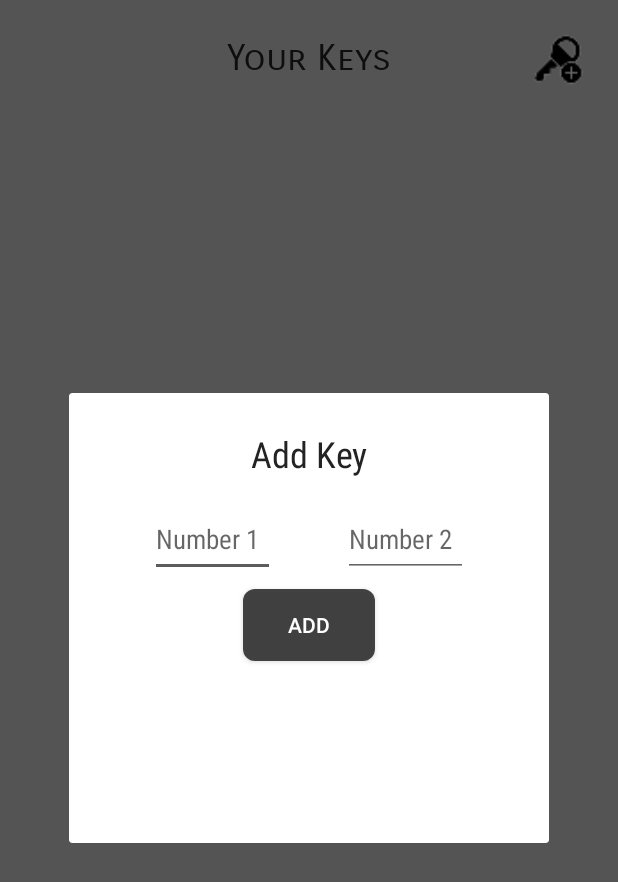
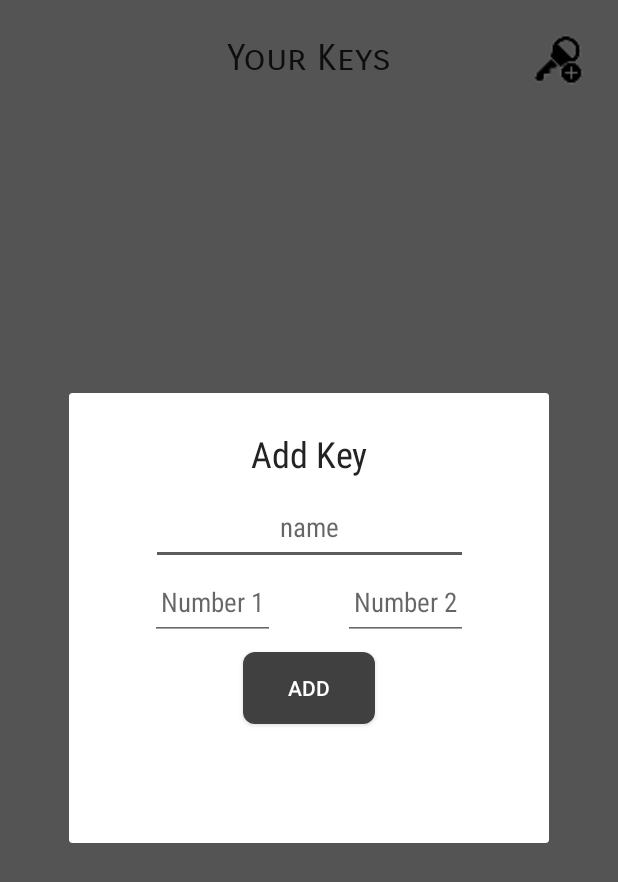
Before and after one commit to WeCyberFacility/CryptoLab, an Android app: the keyActivity screen opened directly, with no data from a screen before it, after a tap on an icon or button, on a phone screen of 412 x 824 dp. Shown: the top 882 px of the screen. Run offline under Robolectric (Android 15) with nearby library versions, the phone set to English and light mode, and no system bars.

Commit message:
key adden Funktionalität eingebaut! neu

```diff
--- a/app/src/main/java/com/qooplite/alpay/cryptolab/keyActivity.java
+++ b/app/src/main/java/com/qooplite/alpay/cryptolab/keyActivity.java
@@ -25,6 +25,7 @@ public class keyActivity extends AppCompatActivity {
     EditText nmbr1Eingabe;
     EditText nmbr2Eingabe;
     Button keyAddenBtn;
+    EditText nameEingabe;
 
 
     @Override
@@ -41,6 +42,7 @@ public class keyActivity extends AppCompatActivity {
         nmbr1Eingabe = keyhinzuefuegenDialog.findViewById(R.id.number1eingabe);
         nmbr2Eingabe = keyhinzuefuegenDialog.findViewById(R.id.number2eingabe);
         keyAddenBtn = keyhinzuefuegenDialog.findViewById(R.id.keyaddenbtn);
+        nameEingabe = keyhinzuefuegenDialog.findViewById(R.id.nameingabe);
 
 
 
--- a/app/src/main/res/layout/keyhinzuefuegendialoglayout.xml
+++ b/app/src/main/res/layout/keyhinzuefuegendialoglayout.xml
@@ -22,32 +22,48 @@
         app:layout_constraintTop_toTopOf="parent" />
 
     <EditText
+        android:id="@+id/nameingabe"
+        android:layout_width="211dp"
+        android:layout_height="50dp"
+        android:layout_marginStart="8dp"
+        android:layout_marginTop="8dp"
+        android:layout_marginEnd="8dp"
+        android:ems="10"
+        android:fontFamily="sans-serif-condensed"
+        android:hint="name"
+        android:inputType="textPersonName"
+        android:textAlignment="center"
+        app:layout_constraintEnd_toEndOf="parent"
+        app:layout_constraintStart_toStartOf="parent"
+        app:layout_constraintTop_toBottomOf="@+id/addtxt" />
+
+    <EditText
         android:id="@+id/number1eingabe"
         android:layout_width="83dp"
         android:layout_height="50dp"
         android:layout_marginStart="8dp"
-        android:layout_marginTop="16dp"
         android:ems="10"
         android:fontFamily="sans-serif-condensed"
         android:hint="Number 1"
         android:inputType="textPersonName"
+        android:textAlignment="center"
         app:layout_constraintEnd_toStartOf="@+id/number2eingabe"
         app:layout_constraintStart_toStartOf="parent"
-        app:layout_constraintTop_toBottomOf="@+id/addtxt" />
+        app:layout_constraintTop_toBottomOf="@+id/nameingabe" />
 
     <EditText
         android:id="@+id/number2eingabe"
         android:layout_width="83dp"
         android:layout_height="50dp"
-        android:layout_marginTop="16dp"
         android:layout_marginEnd="8dp"
         android:ems="10"
         android:fontFamily="sans-serif-condensed"
         android:hint="Number 2"
         android:inputType="textPersonName"
+        android:textAlignment="center"
         app:layout_constraintEnd_toEndOf="parent"
         app:layout_constraintStart_toEndOf="@+id/number1eingabe"
-        app:layout_constraintTop_toBottomOf="@+id/addtxt" />
+        app:layout_constraintTop_toBottomOf="@+id/nameingabe" />
 
     <Button
         android:id="@+id/keyaddenbtn"
```
